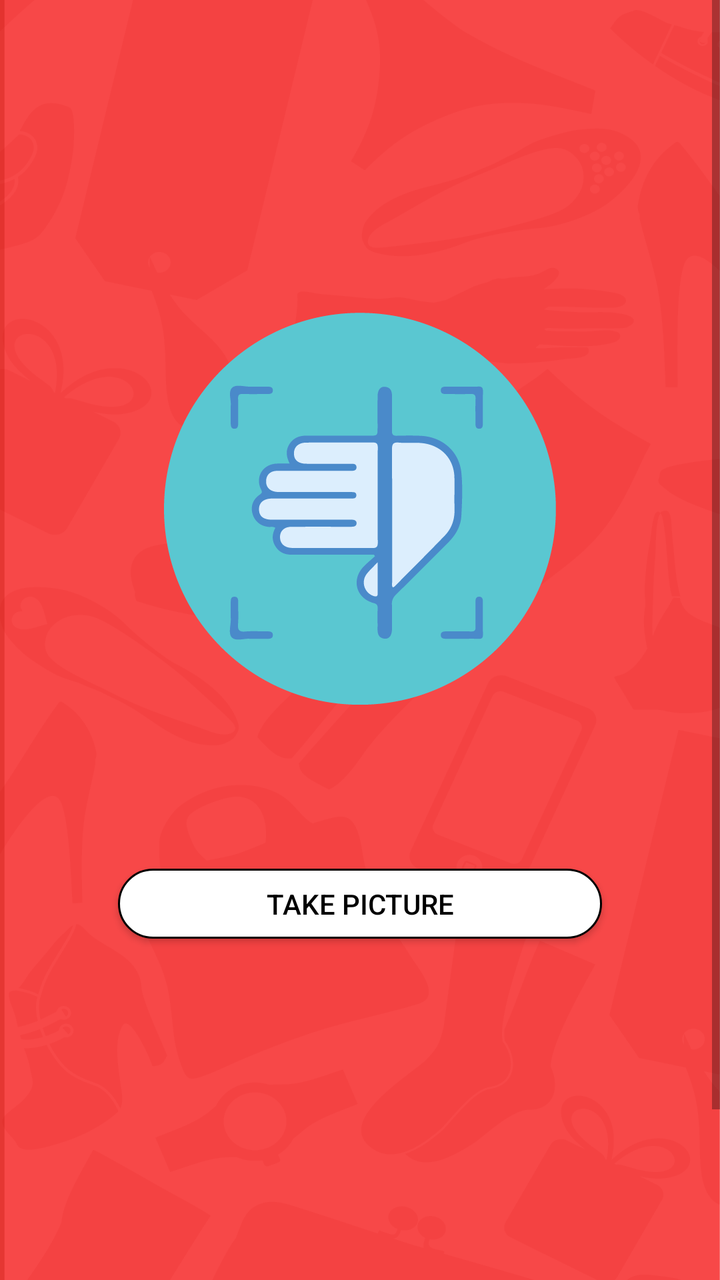
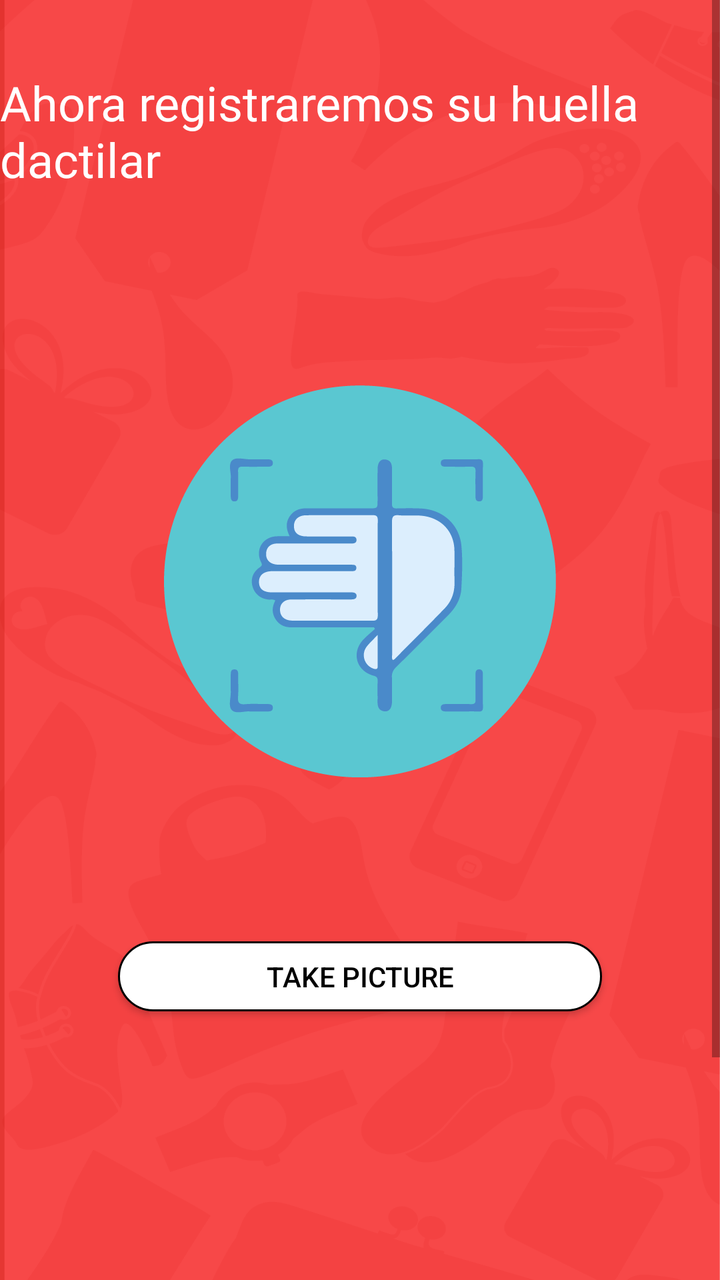

Two renders of the same Android screen: before a commit and after it. Below are the layout's source before the change and the commit's diff.
<!-- AndroidManifest.xml: application theme AppTheme -->
<!-- res/layout/biometric.xml -->
<?xml version="1.0" encoding="utf-8"?>
<android.support.constraint.ConstraintLayout xmlns:android="http://schemas.android.com/apk/res/android"
    xmlns:app="http://schemas.android.com/apk/res-auto"
    xmlns:tools="http://schemas.android.com/tools"
    android:layout_width="match_parent"
    android:layout_height="match_parent"
    android:background="@drawable/fondotono3"
    tools:context=".Biometric">

    <ScrollView
        android:layout_width="match_parent"
        android:layout_height="match_parent"
        tools:ignore="MissingConstraints"
        tools:layout_editor_absoluteX="0dp"
        tools:layout_editor_absoluteY="94dp">

        <LinearLayout
            android:layout_width="match_parent"
            android:layout_height="match_parent"
            android:gravity="center"
            android:orientation="vertical">

            <TextView
                android:id="@+id/textView2"
                android:layout_width="wrap_content"
                android:layout_height="wrap_content"
                android:layout_marginTop="35dp"
                android:textAllCaps="true"
                android:textColor="#ffffff"
                android:textSize="18sp"
                android:textStyle="bold"
                app:layout_constraintEnd_toEndOf="parent"
                app:layout_constraintStart_toStartOf="parent"
                app:layout_constraintTop_toTopOf="parent" />

            <ImageButton
                android:id="@+id/imageTakeDNICapture"
                style="@style/Widget.AppCompat.ImageButton"
                android:layout_width="200dp"
                android:layout_height="200dp"
                android:layout_marginTop="95dp"
                android:adjustViewBounds="false"
                android:background="@color/zxing_transparent"
                android:scaleType="fitXY"
                android:src="@drawable/img5"
                android:textAlignment="center"
                app:layout_constraintEnd_toEndOf="parent"
                app:layout_constraintStart_toStartOf="parent"
                app:layout_constraintTop_toBottomOf="@+id/textView3" />

            <Button
                android:id="@+id/BtnBiometric"
                android:layout_width="242dp"
                android:layout_height="35dp"
                android:layout_marginTop="80dp"
                android:background="@drawable/rounded_button"
                android:text="@string/take_picture"
                android:textColor="#000000"
                app:layout_constraintBottom_toBottomOf="parent"
                app:layout_constraintEnd_toEndOf="parent"
                app:layout_constraintHorizontal_bias="0.506"
                app:layout_constraintStart_toStartOf="parent"
                app:layout_constraintTop_toTopOf="parent"
                app:layout_constraintVertical_bias="0.134" />

            <TextView
                android:id="@+id/textView3"
                android:layout_width="0dp"
                android:layout_height="wrap_content"
                android:layout_marginStart="16dp"
                android:layout_marginTop="5dp"
                android:layout_marginEnd="10dp"
                android:text="@string/use_message"
                android:textColor="#ffffff"
                app:layout_constraintEnd_toEndOf="parent"
                app:layout_constraintStart_toStartOf="parent"
                app:layout_constraintTop_toBottomOf="@+id/textView2" />

        </LinearLayout>
    </ScrollView>

</android.support.constraint.ConstraintLayout>
<!-- resources referenced by this layout -->
<resources>
  <!-- drawable fondotono3: png bitmap (drawable-v21, 100295 bytes) -->
  <!-- drawable img5: png bitmap (drawable-v21, 15228 bytes) -->
  <!-- drawable rounded_button (drawable) -->
  <?xml version="1.0" encoding="utf-8"?>
  <shape xmlns:android="http://schemas.android.com/apk/res/android"
      android:shape="rectangle">
      <solid android:color="#ffffff"></solid>
      <corners android:radius="20dp"></corners>
      <stroke android:width="1dp" android:color="#000000"></stroke>
  </shape>
  <string name="take_picture">Take picture</string>
  <string name="use_message">Make DNI capture</string>
  <style name="AppTheme" parent="Theme.AppCompat.Light.DarkActionBar">
          
          <item name="colorPrimary">@color/colorPrimary</item>
          <item name="colorPrimaryDark">@color/colorPrimaryDark</item>
          <item name="colorAccent">@color/colorAccent</item>
      </style>
  <color name="colorPrimary">#CB1E1E</color>
  <color name="colorPrimaryDark">#CB1E1E</color>
  <color name="colorAccent">#CB1E1E</color>
</resources>

<!-- the commit's change to res/layout/biometric.xml (unified diff, before → after) -->
@@ -21,14 +21,14 @@
             android:orientation="vertical">
 
             <TextView
-                android:id="@+id/textView2"
-                android:layout_width="wrap_content"
+                android:id="@+id/textView5"
+                android:layout_width="match_parent"
                 android:layout_height="wrap_content"
                 android:layout_marginTop="35dp"
-                android:textAllCaps="true"
-                android:textColor="#ffffff"
-                android:textSize="18sp"
-                android:textStyle="bold"
+                android:fontFamily="@font/roboto_condensed_bold"
+                android:text="Ahora registraremos su huella dactilar"
+                android:textColor="@color/cardview_light_background"
+                android:textSize="24sp"
                 app:layout_constraintEnd_toEndOf="parent"
                 app:layout_constraintStart_toStartOf="parent"
                 app:layout_constraintTop_toTopOf="parent" />
